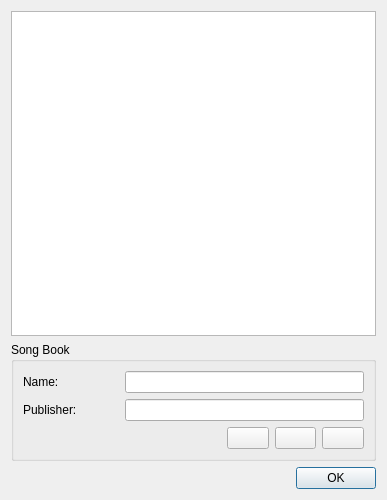
The window that resources/forms/songbookdialog.ui (zonArt/openlp) describes before a commit, drawn with Qt 5.
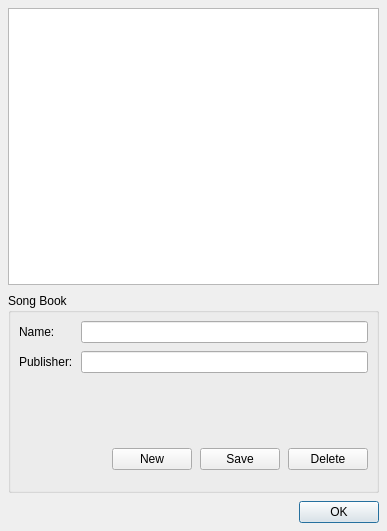
The same window after the commit. Icons and pictures are not drawn.

Commit message: Some tweaks to the songs plugin.

Diff of the .ui file:
```diff
--- a/resources/forms/songbookdialog.ui
+++ b/resources/forms/songbookdialog.ui
@@ -1,81 +1,96 @@
 <?xml version="1.0" encoding="UTF-8"?>
 <ui version="4.0">
  <class>SongBookDialog</class>
- <widget class="QDialog" name="SongBookDialog">
-  <property name="geometry">
+ <widget class="QDialog" name="SongBookDialog" >
+  <property name="geometry" >
    <rect>
     <x>0</x>
     <y>0</y>
     <width>387</width>
-    <height>500</height>
+    <height>531</height>
    </rect>
   </property>
   <property name="windowTitle">
    <string>Book Song Maintenance</string>
   </property>
-  <layout class="QGridLayout" name="gridLayout_2">
-   <item row="0" column="0" colspan="2">
-    <widget class="QTableWidget" name="BookSongListView"/>
+  <layout class="QVBoxLayout" name="DialogLayout" >
+   <property name="spacing" >
+    <number>8</number>
+   </property>
+   <property name="margin" >
+    <number>8</number>
+   </property>
+   <item>
+    <widget class="QTableWidget" name="BookSongListView" />
    </item>
-   <item row="1" column="0" colspan="2">
-    <widget class="QGroupBox" name="SongBookGroup">
-     <property name="title">
+   <item>
+    <widget class="QGroupBox" name="SongBookGroup" >
+     <property name="minimumSize" >
+      <size>
+       <width>0</width>
+       <height>200</height>
+      </size>
+     </property>
+     <property name="title" >
       <string>Song Book</string>
      </property>
-     <layout class="QGridLayout" name="gridLayout">
-      <item row="0" column="0">
-       <widget class="QLabel" name="NameLabel">
-        <property name="text">
-         <string>Name:</string>
-        </property>
-       </widget>
-      </item>
-      <item row="0" column="1" colspan="4">
-       <widget class="QLineEdit" name="NameEdit"/>
-      </item>
-      <item row="1" column="0">
-       <widget class="QLabel" name="PublisherLabel">
-        <property name="text">
-         <string>Publisher:</string>
-        </property>
-       </widget>
-      </item>
-      <item row="1" column="1" colspan="4">
-       <widget class="QLineEdit" name="PublisherEdit"/>
-      </item>
-      <item row="2" column="0" colspan="2">
-       <spacer name="horizontalSpacer">
-        <property name="orientation">
-         <enum>Qt::Horizontal</enum>
-        </property>
-        <property name="sizeHint" stdset="0">
+     <layout class="QVBoxLayout" name="SongBookLayout" >
+      <property name="spacing" >
+       <number>8</number>
+      </property>
+      <property name="margin" >
+       <number>8</number>
+      </property>
+      <item>
+       <widget class="QWidget" native="1" name="DetailsWidget" >
+        <property name="minimumSize" >
          <size>
-          <width>198</width>
-          <height>20</height>
+          <width>0</width>
+          <height>0</height>
          </size>
         </property>
-       </spacer>
-      </item>
-      <item row="2" column="3">
-       <widget class="QPushButton" name="DeleteButton">
-        <property name="toolTip">
-         <string>Delete Author</string>
-        </property>
-        <property name="text">
-         <string/>
-        </property>
-        <property name="icon">
-         <iconset resource="../images/openlp-2.qrc">
-          <normaloff>:/services/service_delete.png</normaloff>:/services/service_delete.png</iconset>
-        </property>
+        <layout class="QFormLayout" name="DetailsLayout" >
+         <property name="horizontalSpacing" >
+          <number>8</number>
+         </property>
+         <property name="verticalSpacing" >
+          <number>8</number>
+         </property>
+         <property name="margin" >
+          <number>0</number>
+         </property>
+         <item row="0" column="0" >
+          <widget class="QLabel" name="NameLabel" >
+           <property name="text" >
+            <string>Name:</string>
+           </property>
+          </widget>
+         </item>
+         <item row="0" column="1" >
+          <widget class="QLineEdit" name="NameEdit" />
+         </item>
+         <item row="1" column="0" >
+          <widget class="QLabel" name="PublisherLabel" >
+           <property name="text" >
+            <string>Publisher:</string>
+           </property>
+          </widget>
+         </item>
+         <item row="1" column="1" >
+          <widget class="QLineEdit" name="PublisherEdit" />
+         </item>
+        </layout>
        </widget>
       </item>
-      <item row="2" column="4">
-       <widget class="QPushButton" name="AddUpdateButton">
-        <property name="toolTip">
-         <string>Add Update Author</string>
+      <item>
+       <widget class="QLabel" name="MessageLabel" >
+        <property name="sizePolicy" >
+         <sizepolicy vsizetype="Preferred" hsizetype="Preferred" >
+          <horstretch>0</horstretch>
+          <verstretch>0</verstretch>
+         </sizepolicy>
         </property>
-        <property name="text">
+        <property name="text" >
          <string/>
         </property>
         <property name="icon">
@@ -84,33 +99,91 @@
         </property>
        </widget>
       </item>
-      <item row="2" column="2">
-       <widget class="QPushButton" name="ClearButton">
-        <property name="toolTip">
-         <string>Clear Selection</string>
+      <item>
+       <widget class="QWidget" native="1" name="ButtonWidget" >
+        <property name="sizePolicy" >
+         <sizepolicy vsizetype="Preferred" hsizetype="Preferred" >
+          <horstretch>0</horstretch>
+          <verstretch>0</verstretch>
+         </sizepolicy>
         </property>
-        <property name="text">
-         <string/>
+        <property name="minimumSize" >
+         <size>
+          <width>0</width>
+          <height>0</height>
+         </size>
         </property>
-        <property name="icon">
-         <iconset resource="../images/openlp-2.qrc">
-          <normaloff>:/songs/song_edit.png</normaloff>:/songs/song_edit.png</iconset>
-        </property>
+        <layout class="QHBoxLayout" name="ButtonLayout" >
+         <property name="spacing" >
+          <number>8</number>
+         </property>
+         <property name="margin" >
+          <number>0</number>
+         </property>
+         <item>
+          <spacer name="horizontalSpacer" >
+           <property name="orientation" >
+            <enum>Qt::Horizontal</enum>
+           </property>
+           <property name="sizeHint" stdset="0" >
+            <size>
+             <width>61</width>
+             <height>24</height>
+            </size>
+           </property>
+          </spacer>
+         </item>
+         <item>
+          <widget class="QPushButton" name="ClearButton" >
+           <property name="toolTip" >
+            <string>Clear Selection</string>
+           </property>
+           <property name="text" >
+            <string>New</string>
+           </property>
+           <property name="icon" >
+            <iconset resource="../images/openlp-2.qrc" >
+             <normaloff>:/services/service_new.png</normaloff>:/services/service_new.png</iconset>
+           </property>
+          </widget>
+         </item>
+         <item>
+          <widget class="QPushButton" name="AddUpdateButton" >
+           <property name="toolTip" >
+            <string>Add Update Author</string>
+           </property>
+           <property name="text" >
+            <string>Save</string>
+           </property>
+           <property name="icon" >
+            <iconset resource="../images/openlp-2.qrc" >
+             <normaloff>:/services/service_save.png</normaloff>:/services/service_save.png</iconset>
+           </property>
+          </widget>
+         </item>
+         <item>
+          <widget class="QPushButton" name="DeleteButton" >
+           <property name="toolTip" >
+            <string>Delete Author</string>
+           </property>
+           <property name="text" >
+            <string>Delete</string>
+           </property>
+           <property name="icon" >
+            <iconset resource="../images/openlp-2.qrc" >
+             <normaloff>:/services/service_delete.png</normaloff>:/services/service_delete.png</iconset>
+           </property>
+          </widget>
+         </item>
+        </layout>
        </widget>
       </item>
      </layout>
     </widget>
    </item>
-   <item row="2" column="0">
-    <widget class="QLabel" name="MessageLabel">
-     <property name="text">
-      <string/>
-     </property>
-    </widget>
-   </item>
-   <item row="2" column="1">
-    <widget class="QDialogButtonBox" name="ButtonBox">
-     <property name="orientation">
+   <item>
+    <widget class="QDialogButtonBox" name="ButtonBox" >
+     <property name="orientation" >
       <enum>Qt::Horizontal</enum>
      </property>
      <property name="standardButtons">
```
Left out of the diff: 21 changed lines with no effect on the pictures. The commit also changes 7 other files.
